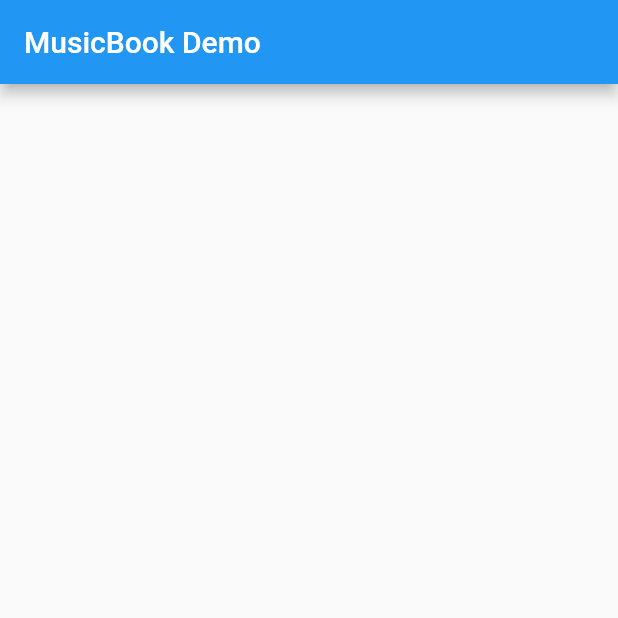
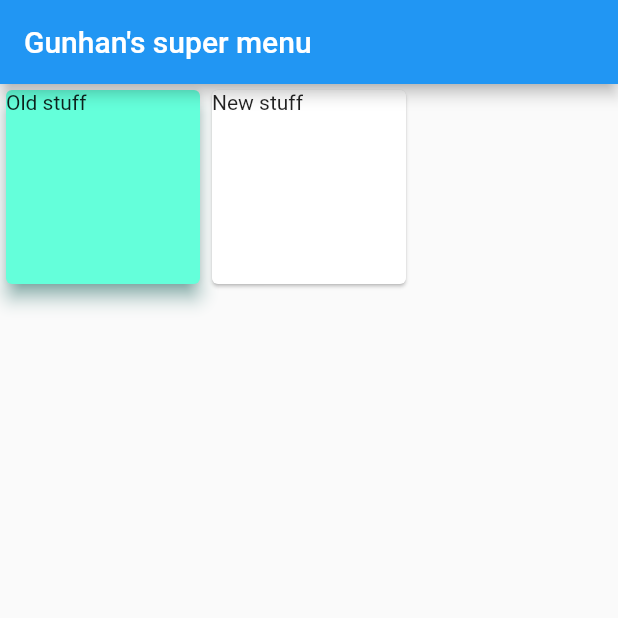
Before and after one commit to gunan/musicapp, a Flutter app: the screen it shows after launch, on a phone screen of 412 x 824 dp, the top half of it. Run offline on Flutter 3.47's test engine with Material 2 defaults, Android fonts, the phone set to English and light mode, and no system bars.

Commit message:
Add a main menu, and use that to get to the music app.

```diff
--- a/lib/main.dart
+++ b/lib/main.dart
@@ -1,5 +1,5 @@
 import 'package:flutter/material.dart';
-import 'package:musicapp/old_music_screen/music_screen.dart';
+import 'package:musicapp/main_menu/main_menu.dart';
 
 void main() => runApp(MusicApp());
 
@@ -8,7 +8,7 @@ class MusicApp extends StatelessWidget {
   Widget build(BuildContext context) {
     return MaterialApp(
       routes: {
-        '/': (context) => MusicScreen(),
+        '/': (context) => MainMenu(),
       },
     );
   }
--- /dev/null
+++ b/lib/main_menu/main_menu.dart
@@ -0,0 +1,37 @@
+import 'package:flutter/material.dart';
+import 'package:musicapp/old_music_screen/music_screen.dart';
+
+class MainMenu extends StatelessWidget {
+  @override
+  Widget build(BuildContext context) {
+    final title = 'Gunhan\'s super menu';
+
+    return MaterialApp(
+        title: title,
+        home: Scaffold(
+            appBar: AppBar(
+              title: Text(title),
+            ),
+            body: GridView.extent(
+                // Create a grid with 2 columns. If you change the scrollDirection to
+                // horizontal, this produces 2 rows.
+                maxCrossAxisExtent: 150,
+                children: [
+                  GestureDetector(
+                      child: Card(
+                        color: Colors.tealAccent,
+                        shadowColor: Colors.teal,
+                        elevation: 5,
+                        child: Text('Old stuff'),
+                      ),
+                      onTap: () {
+                        Navigator.push(
+                          context,
+                          MaterialPageRoute(
+                              builder: (context) => MusicScreen()),
+                        );
+                      }),
+                  Card(child: Text('New stuff')),
+                ])));
+  }
+}
```
